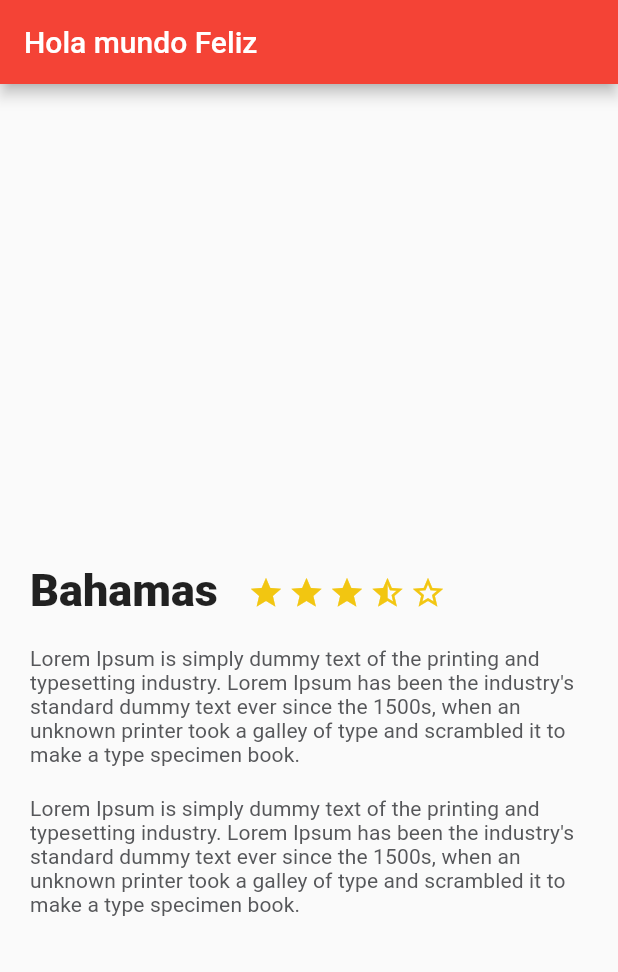
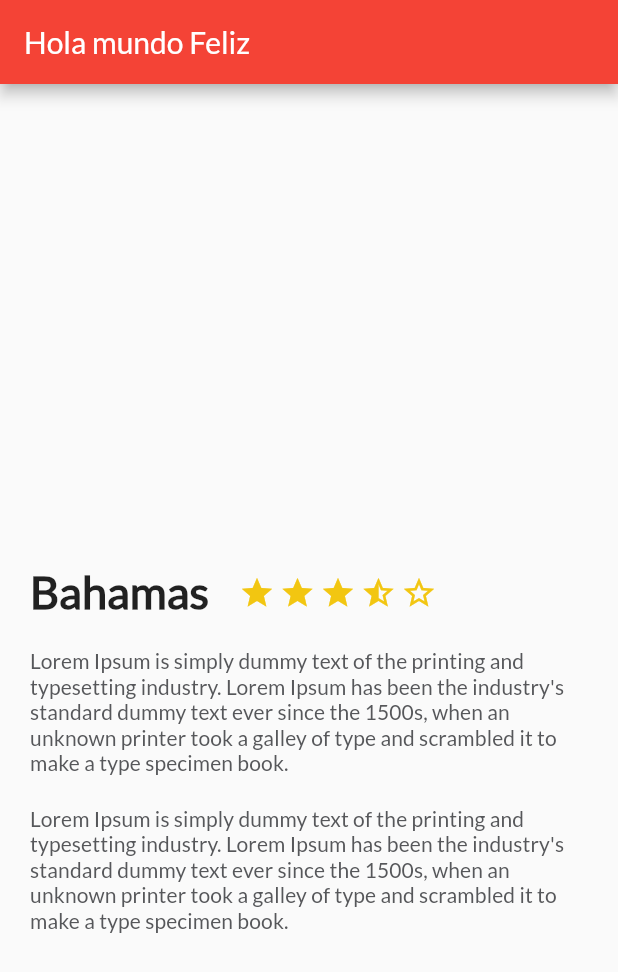
Before and after one commit to efrencodes/favorite-places-flutter, a Flutter app: the screen it shows after launch, on a phone screen of 412 x 824 dp. Shown: the top 972 px of the screen. Run offline on Flutter 3.47's test engine with Material 2 defaults, Android fonts, the phone set to English and light mode, and no system bars.

Commit message:
FEAT Add font Lato to project

```diff
--- a/lib/main.dart
+++ b/lib/main.dart
@@ -14,9 +14,7 @@ class MyApp extends StatelessWidget {
   Widget build(BuildContext context) {
     return MaterialApp(
       title: 'Flutter Demo',
-      theme: ThemeData(
-        primarySwatch: Colors.red,
-      ),
+      theme: ThemeData(primarySwatch: Colors.red, fontFamily: 'Lato'),
       home: Scaffold(
           appBar: AppBar(title: const Text('Hola mundo Feliz')),
           body: DescriptionPlace('Bahamas', 2, descriptionDummy)),
```
Also changed, not shown: pubspec.yaml (+5 -3 lines), fonts/Lato-Regular.ttf (added).
